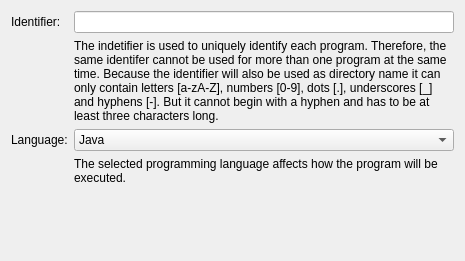
Old version of the form src/brickv/plugin_system/plugins/red/ui/new_program_general.ui in the repository Tinkerforge/brickv.
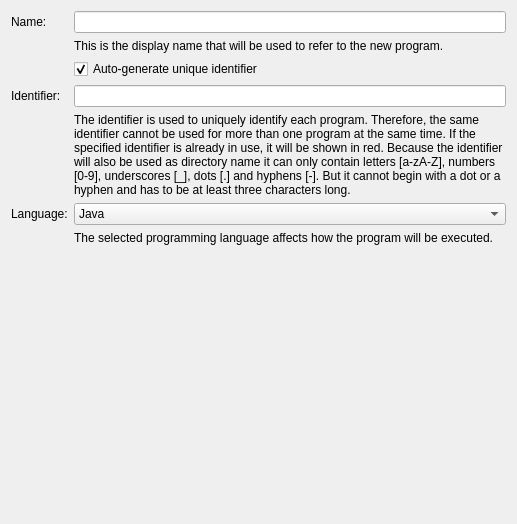
New version of the form.

Diff of the .ui file:
```diff
--- a/src/brickv/plugin_system/plugins/red/ui/new_program_general.ui
+++ b/src/brickv/plugin_system/plugins/red/ui/new_program_general.ui
@@ -6,8 +6,8 @@
    <rect>
     <x>0</x>
     <y>0</y>
-    <width>465</width>
-    <height>261</height>
+    <width>517</width>
+    <height>524</height>
    </rect>
   </property>
   <property name="windowTitle">
@@ -16,14 +16,14 @@
   <layout class="QVBoxLayout" name="verticalLayout">
    <item>
     <layout class="QGridLayout" name="gridLayout">
-     <item row="2" column="0">
+     <item row="5" column="0">
       <widget class="QLabel" name="label">
        <property name="text">
         <string>Language:</string>
        </property>
       </widget>
      </item>
-     <item row="2" column="1">
+     <item row="5" column="1">
       <widget class="QComboBox" name="combo_language">
        <property name="sizePolicy">
         <sizepolicy hsizetype="Preferred" vsizetype="Fixed">
@@ -43,30 +43,77 @@
        </item>
       </widget>
      </item>
-     <item row="0" column="0">
-      <widget class="QLabel" name="label_2">
+     <item row="3" column="0">
+      <widget class="QLabel" name="label_identifier">
        <property name="text">
         <string>Identifier:</string>
        </property>
       </widget>
      </item>
-     <item row="0" column="1">
-      <widget class="QLineEdit" name="edit_identifier"/>
-     </item>
-     <item row="1" column="1">
-      <widget class="QLabel" name="label_3">
-       <property name="text">
-        <string>The indetifier is used to uniquely identify each program. Therefore, the same identifer cannot be used for more than one program at the same time. Because the identifier will also be used as directory name it can only contain letters [a-zA-Z], numbers [0-9], dots [.], underscores [_] and hyphens [-]. But it cannot begin with a hyphen and has to be at least three characters long.</string>
-       </property>
-       <property name="wordWrap">
-        <bool>true</bool>
-       </property>
-      </widget>
-     </item>
      <item row="3" column="1">
+      <widget class="QLineEdit" name="edit_identifier">
+       <property name="maxLength">
+        <number>256</number>
+       </property>
+      </widget>
+     </item>
+     <item row="4" column="1">
+      <widget class="QLabel" name="label_identifier_help">
+       <property name="text">
+        <string>The identifier is used to uniquely identify each program. Therefore, the same identifier cannot be used for more than one program at the same time. If the specified identifier is already in use, it will be shown in red. Because the identifier will also be used as directory name it can only contain letters [a-zA-Z], numbers [0-9], underscores [_], dots [.] and hyphens [-]. But it cannot begin with a dot or a hyphen and has to be at least three characters long.</string>
+       </property>
+       <property name="alignment">
+        <set>Qt::AlignLeading|Qt::AlignLeft|Qt::AlignTop</set>
+       </property>
+       <property name="wordWrap">
+        <bool>true</bool>
+       </property>
+      </widget>
+     </item>
+     <item row="6" column="1">
       <widget class="QLabel" name="label_4">
        <property name="text">
         <string>The selected programming language affects how the program will be executed.</string>
+       </property>
+       <property name="alignment">
+        <set>Qt::AlignLeading|Qt::AlignLeft|Qt::AlignTop</set>
+       </property>
+       <property name="wordWrap">
+        <bool>true</bool>
+       </property>
+      </widget>
+     </item>
+     <item row="0" column="0">
+      <widget class="QLabel" name="label_5">
+       <property name="text">
+        <string>Name:</string>
+       </property>
+      </widget>
+     </item>
+     <item row="0" column="1">
+      <widget class="QLineEdit" name="edit_name">
+       <property name="maxLength">
+        <number>256</number>
+       </property>
+      </widget>
+     </item>
+     <item row="2" column="1">
+      <widget class="QCheckBox" name="check_auto_generate">
+       <property name="text">
+        <string>Auto-generate unique identifier</string>
+       </property>
+       <property name="checked">
+        <bool>true</bool>
+       </property>
+      </widget>
+     </item>
+     <item row="1" column="1">
+      <widget class="QLabel" name="label_6">
+       <property name="text">
+        <string>This is the display name that will be used to refer to the new program.</string>
+       </property>
+       <property name="alignment">
+        <set>Qt::AlignLeading|Qt::AlignLeft|Qt::AlignTop</set>
        </property>
        <property name="wordWrap">
         <bool>true</bool>
```
